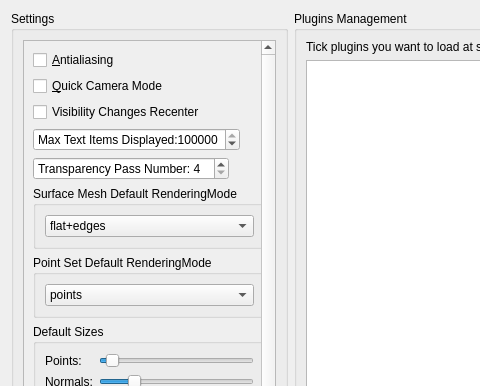
This is Polyhedron/Preferences.ui in tudelft3d/3D_Urban_Mesh_Annotator as Qt 5 draws it before an edit; both pictures show x 0 to 480 and y 0 to 386 of the 631 by 526 pixel window. The edited form follows.
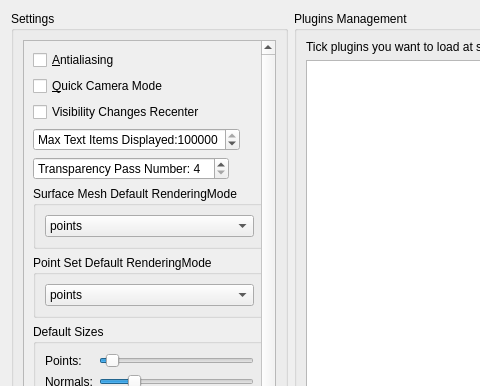
This is the edited form.

```diff
--- a/Polyhedron/Preferences.ui
+++ b/Polyhedron/Preferences.ui
@@ -59,8 +59,8 @@
             <rect>
              <x>0</x>
              <y>0</y>
-             <width>278</width>
-             <height>499</height>
+             <width>225</width>
+             <height>467</height>
             </rect>
            </property>
            <layout class="QVBoxLayout" name="verticalLayout_3">
@@ -135,18 +135,23 @@
                <item>
                 <widget class="QComboBox" name="surface_meshComboBox">
                  <property name="currentIndex">
-                  <number>1</number>
+                  <number>0</number>
                  </property>
+                 <item>
+                  <property name="text">
+                   <string>points</string>
+                  </property>
+                 </item>
+                 <item>
+                  <property name="text">
+                   <string>wire</string>
+                  </property>
+                 </item>
                  <item>
                   <property name="text">
                    <string>Gouraud</string>
                   </property>
                  </item>
-                 <item>
-                  <property name="text">
-                   <string>flat+edges</string>
-                  </property>
-                 </item>
                  <item>
                   <property name="text">
                    <string>flat</string>
```
Left out of the diff: 14 changed lines with no effect on the pictures.
